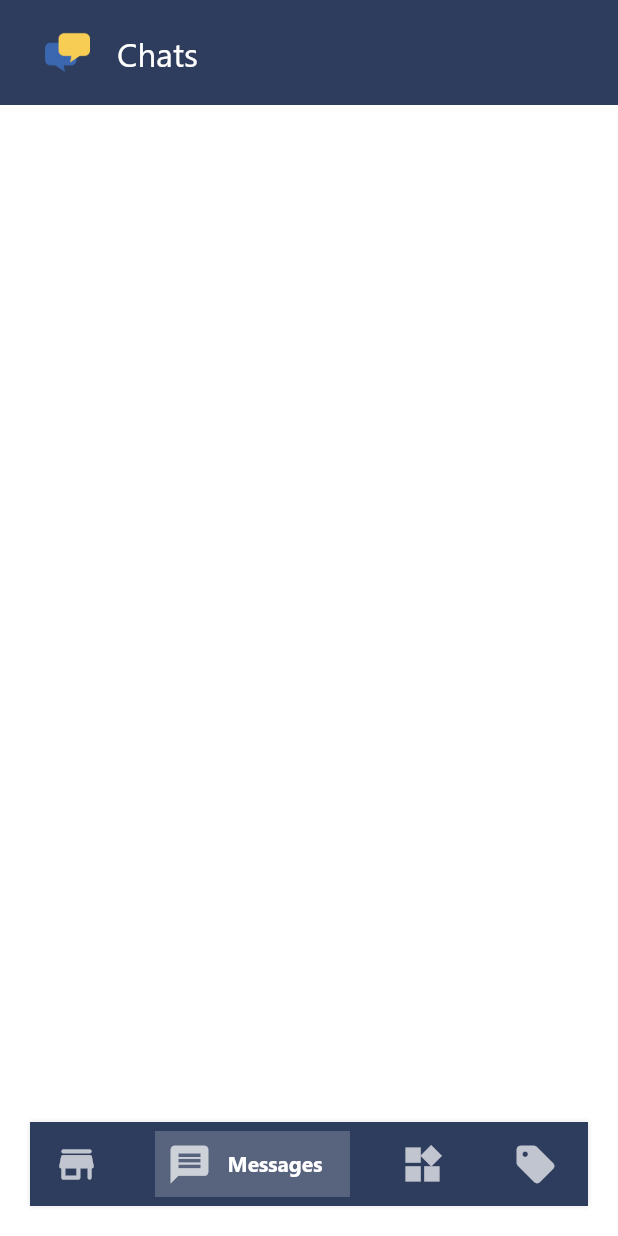
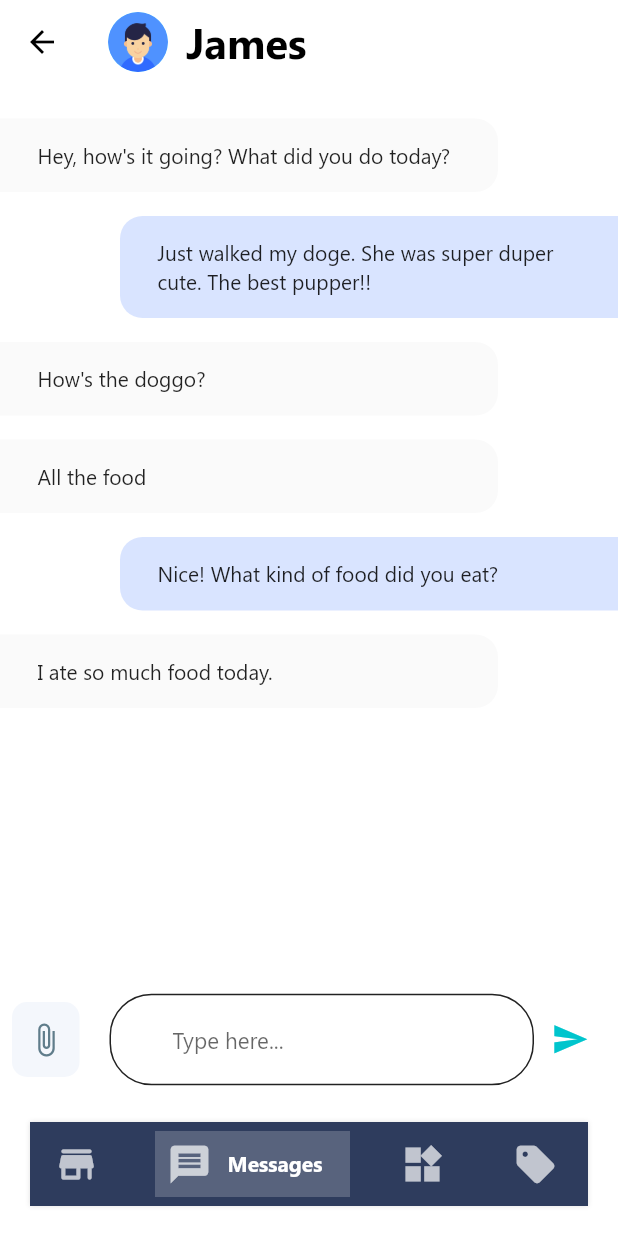
Before and after one commit to spotrental01/SpotBuy, a Flutter app: the screen it shows once a user with an empty profile is signed in, item 2 of the bottom bar chosen, on a phone screen of 412 x 824 dp. Run offline on Flutter 3.47's test engine with Material 2 defaults, Android fonts, the phone set to English and light mode, and no system bars; drawn by our look-alikes of bottom_navy_bar; our stand-ins replace cloud_firestore, file_picker, firebase_auth, firebase_core, firebase_messaging, firebase_storage and 9 more; missing offline and left inert: month_year_picker; accounts and stored records are empty; network calls fail; project files that could hold a hidden picture were left out.

Commit message:
Chat Screen

```diff
--- /dev/null
+++ b/lib/models/message_model.dart
@@ -0,0 +1,138 @@
+import 'package:flutter/material.dart';
+import 'package:flutter/services.dart';
+import 'package:spotbuy/models/user.dart';
+
+class Message {
+  late final User sender;
+  late final String time; //Would usually be type DAteTime or Firebase Timestamp in production apps
+  late final String text;
+  late final bool unread;
+
+  Message({
+    required this.sender,
+    required this.time,
+    required this.text,
+    required this.unread,
+   });
+}
+
+ final User currentUser = User(
+    name: 'Current User',
+    id: 0,
+    imageUrl: 'assets/images/user.png',
+ );
+
+ //USERS
+ final User greg = User(
+  name: 'Greg',
+  id: 1,
+   imageUrl: 'assets/images/user.png',
+ );
+
+ final User james = User(
+  name: 'James',
+  id: 2,
+   imageUrl: 'assets/images/user.png',
+ );
+
+ final User john = User(
+  name: 'John',
+  id: 3,
+   imageUrl: 'assets/images/user.png',
+ );
+
+final User sam = User(
+  name: 'Sam',
+  id: 4,
+  imageUrl: 'assets/images/user.png',
+);
+
+ final User sophia = User(
+  name: 'Sophia',
+  id: 5,
+   imageUrl: 'assets/images/user.png',
+ );
+
+ final User steven = User(
+  name: 'Steven',
+  id: 5,
+   imageUrl: 'assets/images/user.png',
+  );
+
+
+ List<Message> chats =[
+   Message(
+       sender: james,
+       time: '5:30',
+       text: 'Hey how\'s it going? What did you do today?',
+       unread: true
+   ),
+   Message(
+       sender: john,
+       time: '3:30 PM',
+       text: 'Hey how\'s it going? What did you do today?',
+       unread: false
+   ),
+   Message(
+       sender: sophia,
+       time: '2:30 PM',
+       text: 'Hey how\'s it going? What did you do today?',
+       unread: true
+   ),
+   Message(
+       sender: steven,
+       time: '1:30 PM',
+       text: 'Hey how\'s it going? What did you do today?',
+       unread: true
+   ),
+   Message(
+       sender: greg,
+       time: '11:30 AM',
+       text: 'Hey how\'s it going? What did you do today?',
+       unread: true
+   ),
+   Message(
+       sender: sam,
+       time: '12:30 PM',
+       text: 'Hey how\'s it going? What did you do today?',
+       unread: false
+   )
+ ];
+List<Message> messages = [
+  Message(
+    sender: james,
+    time: '5:30 PM',
+    text: 'Hey, how\'s it going? What did you do today?',
+    unread: true,
+  ),
+  Message(
+    sender: currentUser,
+    time: '4:30 PM',
+    text: 'Just walked my doge. She was super duper cute. The best pupper!!',
+    unread: true,
+  ),
+  Message(
+    sender: james,
+    time: '3:45 PM',
+    text: 'How\'s the doggo?',
+    unread: true,
+  ),
+  Message(
+    sender: james,
+    time: '3:15 PM',
+    text: 'All the food',
+    unread: true,
+  ),
+  Message(
+    sender: currentUser,
+    time: '2:30 PM',
+    text: 'Nice! What kind of food did you eat?',
+    unread: true,
+  ),
+  Message(
+    sender: james,
+    time: '2:00 PM',
+    text: 'I ate so much food today.',
+    unread: true,
+  ),
+];
--- a/lib/models/user.dart
+++ b/lib/models/user.dart
@@ -1,9 +1,11 @@
 class User {
   final String? name;
-  final String id;
+  final int id;
+  final String imageUrl;
 
   User({
     required this.name,
     required this.id,
+    required this.imageUrl,
   });
 }
--- /dev/null
+++ b/lib/screens/message/components/chat_screen1.dart
@@ -0,0 +1,147 @@
+import 'package:flutter/material.dart';
+import 'package:spotbuy/size_config.dart';
+import '../../../models/message_model.dart';
+import '../../../models/user.dart';
+
+class ChatScreen1 extends StatefulWidget {
+  late final User user;
+  DateTime t = DateTime.now();
+  ChatScreen1({required this.user});
+  @override
+  _ChatScreen1State createState() => _ChatScreen1State();
+}
+
+class _ChatScreen1State extends State<ChatScreen1> {
+  final ScrollController scrollcontroller = ScrollController();
+  final TextEditingController controller = TextEditingController();
+
+  _buildMessage(Message message,bool isMe){
+    return Container(
+      margin: isMe ?
+      const EdgeInsets.only(
+          top:8.0,
+          bottom: 8.0,
+          left: 80.0
+      ) :
+      const EdgeInsets.only(
+          top: 8.0,
+          bottom: 8.0,
+          right: 80.0
+      ),
+      padding:EdgeInsets.symmetric(horizontal: 25.0,vertical: 15.0),
+      child: Text(message.text),
+      decoration: BoxDecoration(
+          color: isMe ? Color(0xffd9e4ff):Colors.grey.shade50,
+        borderRadius: isMe
+            ?
+        const BorderRadius.only(
+          topLeft: Radius.circular(15.0),
+          bottomLeft: Radius.circular(15.0)
+        ):
+        const BorderRadius.only(
+            topRight: Radius.circular(15.0),
+            bottomRight: Radius.circular(15.0)
+        )
+      ),
+    );
+  }
+
+  _buildMessageComposer(){
+    return Container(
+      padding: EdgeInsets.symmetric(horizontal: 8.0),
+      height: 70.0,
+      child: Row(
+        children: [
+          Container(
+            decoration: BoxDecoration(
+                color: Color(0xfff4f7fc),
+              borderRadius: BorderRadius.circular(10)
+            ),
+            height: 50,
+            width: 45,
+            child: IconButton(icon: Icon(Icons.attach_file,color: Colors.blueGrey,),onPressed:(){} ,),
+          ),
+          SizedBox(width: 20,),
+          Expanded(
+            child: TextFormField(
+              controller: controller,
+              decoration: InputDecoration(
+                  hintStyle: TextStyle(fontSize: 15),
+                  hintText: "Type here...",
+                  border: OutlineInputBorder(
+                      borderRadius: BorderRadius.circular(20)
+                  )
+              ),
+            ),
+          ),
+          IconButton(
+            onPressed: (){
+              DateTime t = DateTime.now();
+              Message message =  Message(
+                  sender: currentUser,
+                  time: t.hour.toString() + ":" + t.minute.toString(),
+                  text: controller.text,
+                  unread: false
+              );
+              setState(() {
+                messages.add(message);
+                FocusScope.of(context).unfocus();
+                scrollcontroller.jumpTo(scrollcontroller.position.maxScrollExtent);
+                controller.clear();
+              });
+            },
+            icon: Icon(Icons.send),
+            iconSize: 25,
+            color: Theme.of(context).primaryColor,
+          )
+        ],
+      ),
+    );
+  }
+
+  @override
+  Widget build(BuildContext context) {
+    return Scaffold(
+      appBar: AppBar(
+        leading: IconButton(onPressed:(){},icon:Icon(Icons.arrow_back_outlined)),
+        backgroundColor: Colors.white,//const Color(0xff2E3C5D),
+        title: Row(
+          children: [
+            CircleAvatar(radius:20,backgroundImage: AssetImage(widget.user.imageUrl),),
+            const SizedBox(width: 12,),
+            Text(
+                widget.user.name!,
+                style: const TextStyle(
+                  fontWeight: FontWeight.bold,
+                  fontSize: 28.0,
+                ),
+            ),
+          ],
+        ),
+        elevation: 0.0,
+      ),
+      body: GestureDetector(
+        onTap: ()=>FocusScope.of(context).unfocus(),
+        child: Column(
+          children: [
+            Expanded(
+              child: Container(
+                child: ListView.builder(
+                  controller: scrollcontroller,
+                  padding: EdgeInsets.only(top: 15.0),
+                    itemCount: messages.length,
+                    itemBuilder:(BuildContext context,int index){
+                    final Message message =messages[index];
+                    final bool isMe =message.sender.id == currentUser.id;
+                      return _buildMessage(message, isMe);
+                    }
+                ),
+              ),
+            ),
+            _buildMessageComposer(),
+          ],
+        ),
+      ),
+    );
+  }
+}
--- a/lib/screens/message/components/display_messages_screen.dart
+++ b/lib/screens/message/components/display_messages_screen.dart
@@ -1,10 +1,10 @@
-// import 'package:flutter/material.dart';
+import 'package:flutter/material.dart';
 
-// class DisplayChatScreen extends StatelessWidget {
-//   const DisplayChatScreen({Key? key}) : super(key: key);
+class DisplayChatScreen extends StatelessWidget {
+   const DisplayChatScreen({Key? key}) : super(key: key);
 
-//   @override
-//   Widget build(BuildContext context) {
-//     return ;
-//   }
-// }
+   @override
+   Widget build(BuildContext context) {
+     return Container();
+   }
+ }
--- a/lib/screens/message/message.dart
+++ b/lib/screens/message/message.dart
@@ -2,7 +2,9 @@ import 'package:cloud_firestore/cloud_firestore.dart';
 import 'package:firebase_auth/firebase_auth.dart';
 import 'package:flutter/material.dart';
 import 'package:provider/provider.dart';
+import 'package:spotbuy/models/message_model.dart';
 import 'package:spotbuy/screens/message/components/chat_screen.dart';
+import 'package:spotbuy/screens/message/components/chat_screen1.dart';
 import 'package:spotbuy/screens/profile.dart/profile_page.dart';
 
 import '../../constants.dart';
@@ -13,7 +15,8 @@ class MessageScreen extends StatelessWidget {
 
   @override
   Widget build(BuildContext context) {
-    return Scaffold(
+    return ChatScreen1(user: chats[0].sender);
+    /*return Scaffold(
       appBar: AppBar(
         toolbarHeight: 70,
         titleSpacing: 0,
@@ -109,6 +112,6 @@ class MessageScreen extends StatelessWidget {
           );
         },
       ),
-    );
+    );*/
   }
 }
```
Also changed, not shown: pubspec.lock, 2 other files.
